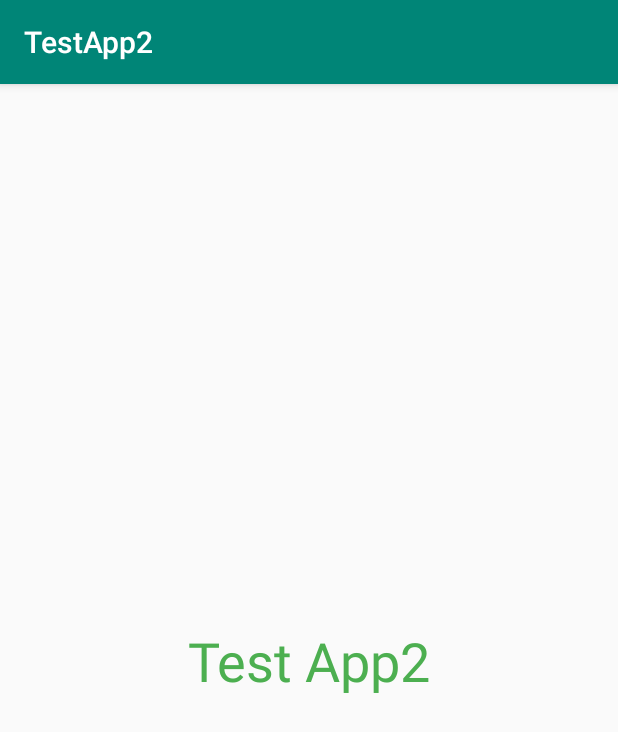
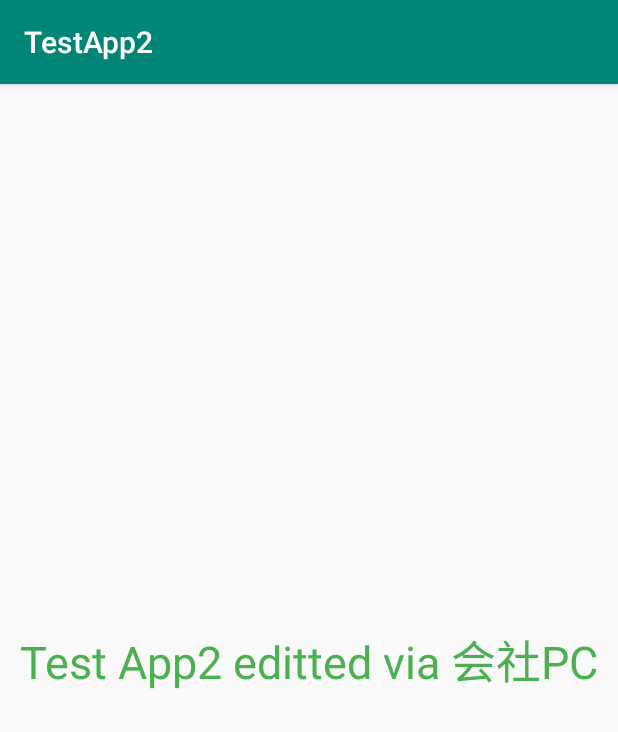
Before and after one commit to tominaga-10n/TestApp2, an Android app: the screen it shows after launch (MainActivity), on a phone screen of 412 x 824 dp. Shown: the top 732 px of the screen. Run offline under Robolectric (Android 15) with nearby library versions, the phone set to English and light mode, and no system bars.

Commit message:
会社ＰＣで編集してみた

```diff
--- a/app/src/main/java/com/example/testapp2/MainActivity.java
+++ b/app/src/main/java/com/example/testapp2/MainActivity.java
@@ -13,5 +13,6 @@ public class MainActivity extends AppCompatActivity {
         //ちょっと変更したよ
         //Commit & pushをテスト
         //もういちどCommit & Pushをテスト
+        //変更したよby会社ＰＣ
     }
 }
--- a/app/src/main/res/layout/activity_main.xml
+++ b/app/src/main/res/layout/activity_main.xml
@@ -9,9 +9,9 @@
     <TextView
         android:layout_width="wrap_content"
         android:layout_height="wrap_content"
-        android:text="Test App2"
+        android:text="Test App2 editted via 会社PC"
         android:textColor="#4CAF50"
-        android:textSize="36sp"
+        android:textSize="30sp"
         app:layout_constraintBottom_toBottomOf="parent"
         app:layout_constraintLeft_toLeftOf="parent"
         app:layout_constraintRight_toRightOf="parent"
--- a/build.gradle
+++ b/build.gradle
@@ -7,7 +7,7 @@ buildscript {
 
     }
     dependencies {
-        classpath 'com.android.tools.build:gradle:3.4.1'
+        classpath 'com.android.tools.build:gradle:3.4.2'
 
         // NOTE: Do not place your application dependencies here; they belong
         // in the individual module build.gradle files
```
Also changed, not shown: 1 other file.
